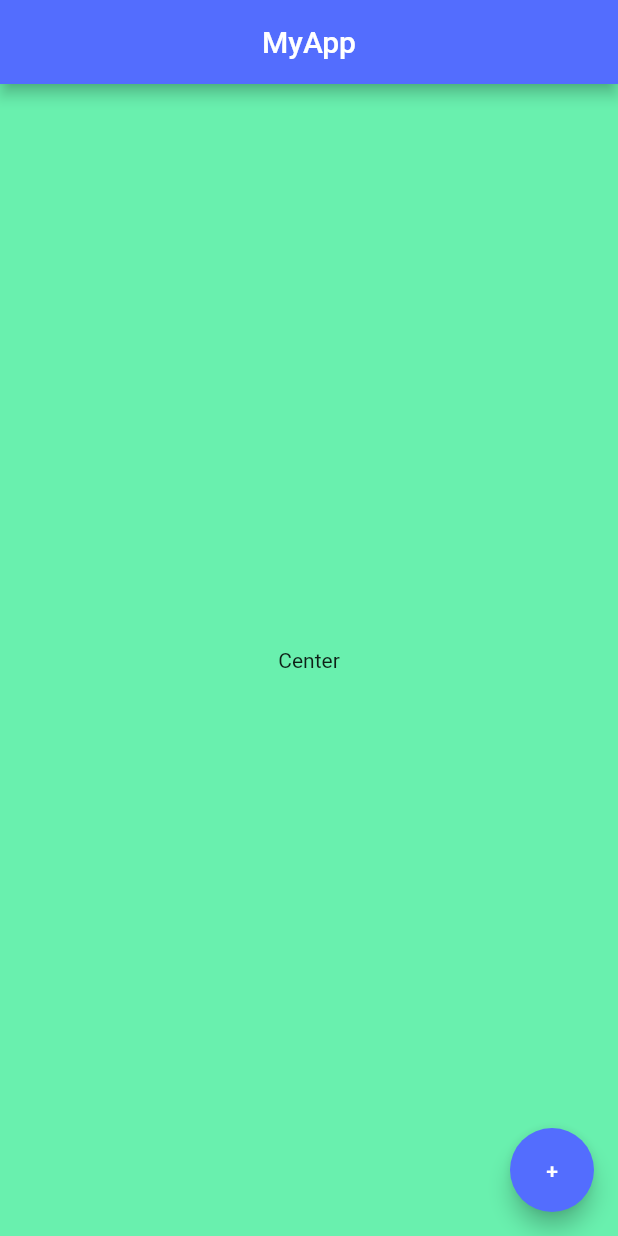
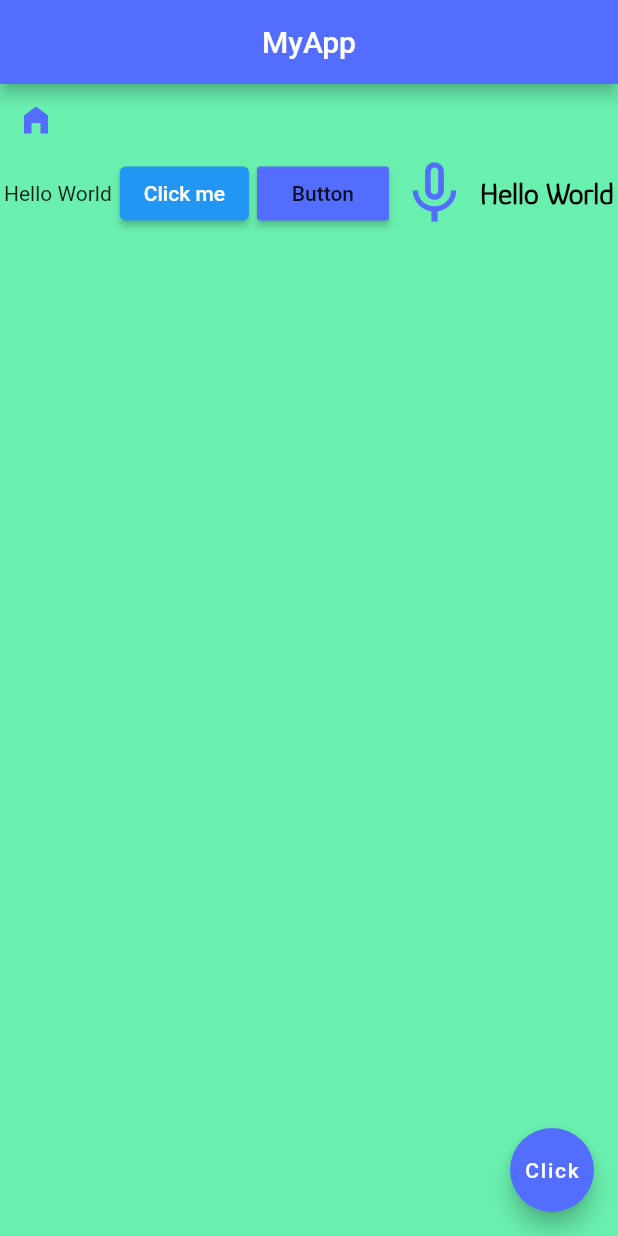
Before and after one commit to SourabhSantoshKamble/Flutter, a Flutter app: the screen it shows after launch, on a phone screen of 412 x 824 dp. Run offline on Flutter 3.47's test engine with Material 2 defaults, Android fonts, the phone set to English and light mode, and no system bars.

Commit message:
myapp -v4

```diff
--- a/myapp/lib/main.dart
+++ b/myapp/lib/main.dart
@@ -1,20 +1,78 @@
 import 'package:flutter/material.dart';
 
 void main() => runApp(MaterialApp(
-      home: Scaffold(
+      home: Home(),
+    ));
+
+class Home extends StatelessWidget {
+  const Home({Key? key}) : super(key: key);
+
+  @override
+  Widget build(BuildContext context) {
+    return Scaffold(
       backgroundColor: Colors.greenAccent,
       appBar: AppBar(
         title: Text('MyApp'),
         centerTitle: true,
         backgroundColor: Colors.indigoAccent,
       ),
-        body: Center(
-          child: Text('Center'),
+      body: Column(
+        mainAxisAlignment: MainAxisAlignment.start,
+        crossAxisAlignment: CrossAxisAlignment.start,
+        children: [
+          IconButton(
+            onPressed: () {
+              print('Home');
+            },
+            icon: Icon(
+              Icons.home_filled,
+              color: Colors.indigoAccent,
             ),
+          ),
+          Row(
+              mainAxisAlignment: MainAxisAlignment.spaceAround,
+              crossAxisAlignment: CrossAxisAlignment.center,
+              children: [
+                Text('Hello World'),
+                ElevatedButton(
+                    onPressed: () {
+                      print('Clicked');
+                    },
+                    child: Text('Click me')),
+                RaisedButton(
+                  onPressed: () {
+                    print('Clicked once');
+                  },
+                  child: Text('Button'),
+                  color: Colors.indigoAccent,
+                ),
+                Icon(
+                  Icons.mic_none,
+                  color: Colors.indigoAccent,
+                  size: 50.0,
+                ),
+                Text(
+                  'Hello World',
+                  style: TextStyle(
+                    fontSize: 20.0,
+                    fontWeight: FontWeight.bold,
+                    color: Colors.black,
+                    fontFamily: 'Glory-Light',
+                  ),
+                ),
+              ]),
+        ],
+      ),
+
+      // Row(children: [
+      //   Image.asset('../assets/IMG_20161226_213228.jpg'),
+      // ],),
+      // child : Image.asset('../assets/IMG_20161226_213228.jpg'),
       floatingActionButton: FloatingActionButton(
         onPressed: null,
-          child: Text('+'),
+        child: Text('Click'),
         backgroundColor: Colors.indigoAccent,
       ),
-      ),
-    ));
+    );
+  }
+}
```
Also changed, not shown: myapp/pubspec.yaml (+7 -16 lines), myapp/assets/IMG_20161226_213228.jpg (added), myapp/assets/Profilepic.jpeg (added), myapp/fonts/Glory-Light.ttf (added). Lines whose indentation alone changed are shown as unchanged.
